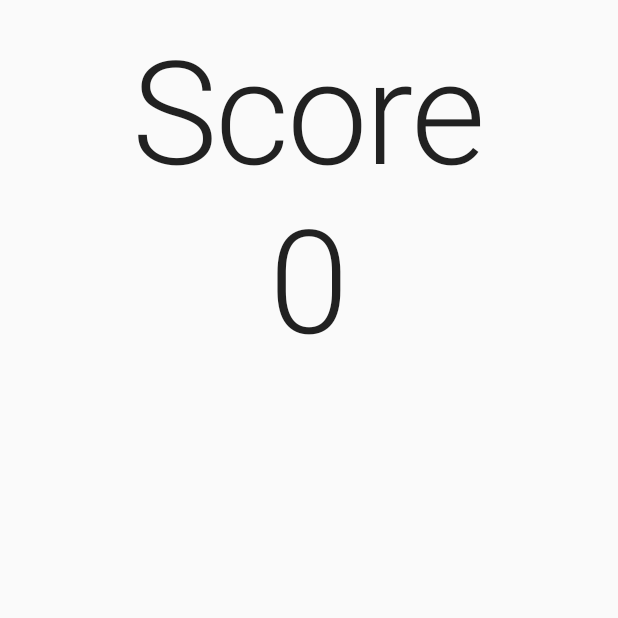
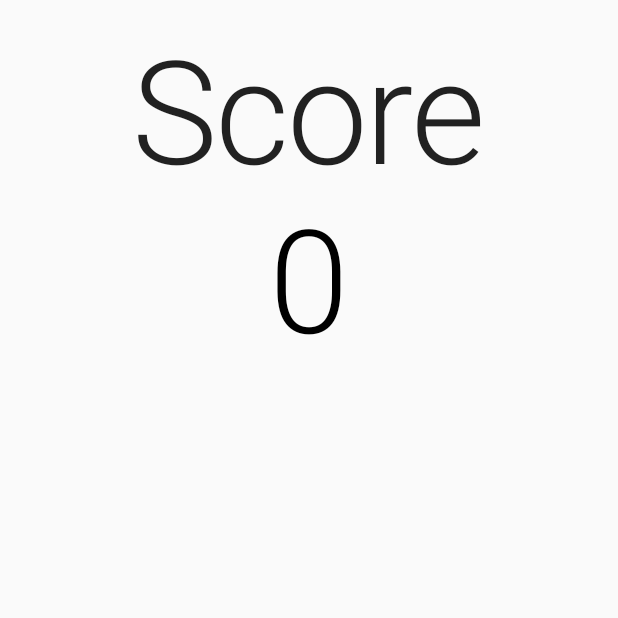
Before and after one commit to goobar-dev/android-402-advanced-android-kotlin, an Android app built with Jetpack Compose: the screen it shows after launch (MainActivity), on a phone screen of 412 x 824 dp, the top half of it. Run offline under Robolectric (Android 15) with nearby library versions, the phone set to English and light mode, and no system bars.

Commit message:
Lab 2 - challenge 1

```diff
--- a/compose-score-keeper/app/src/main/java/dev/goobar/composescorekeeper/MainScreen.kt
+++ b/compose-score-keeper/app/src/main/java/dev/goobar/composescorekeeper/MainScreen.kt
@@ -30,7 +30,11 @@ fun MainScreen() {
     horizontalAlignment = Alignment.CenterHorizontally
   ) {
     Text(text = "Score", style = MaterialTheme.typography.h1)
-    Text(text = "$currentScore", style = MaterialTheme.typography.h1)
+    Text(
+      text = "$currentScore",
+      style = MaterialTheme.typography.h1,
+      color = if (currentScore.isMaxScore()) MaterialTheme.colors.secondary else MaterialTheme.colors.onBackground
+    )
 
     if (currentScore.isMaxScore()) {
       Text(text = "You Won!", style = MaterialTheme.typography.subtitle1)
```
